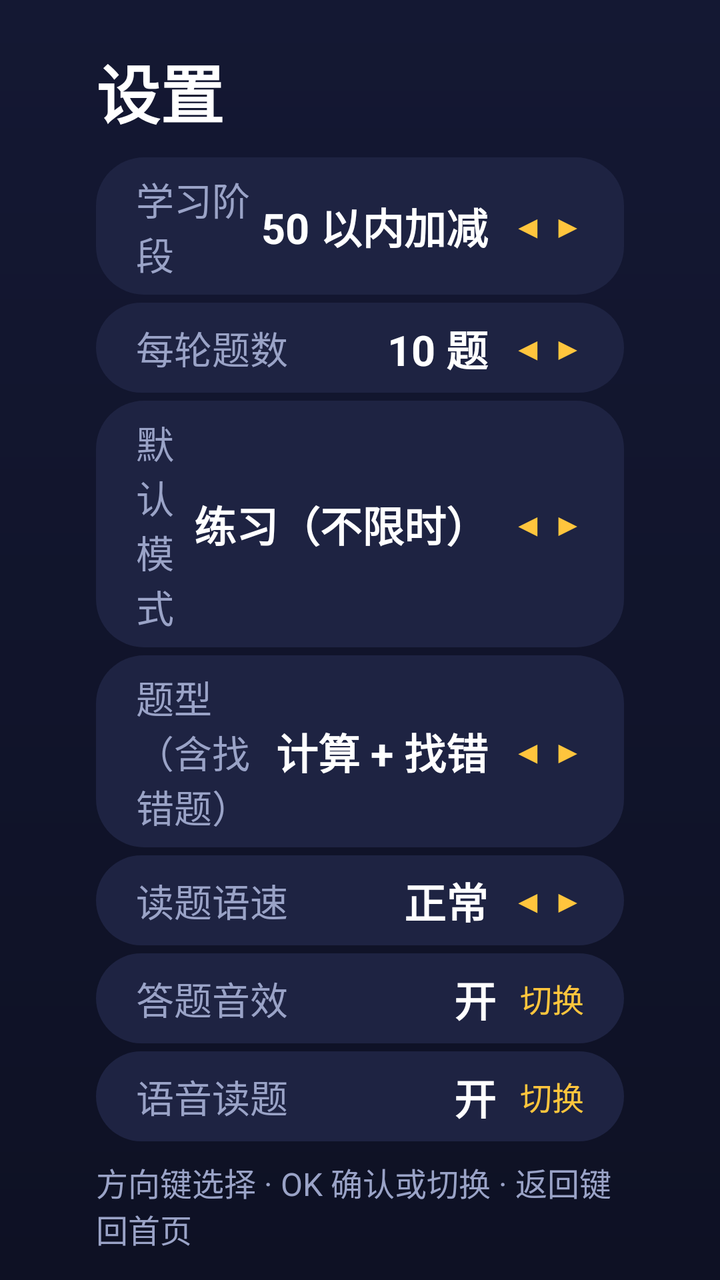
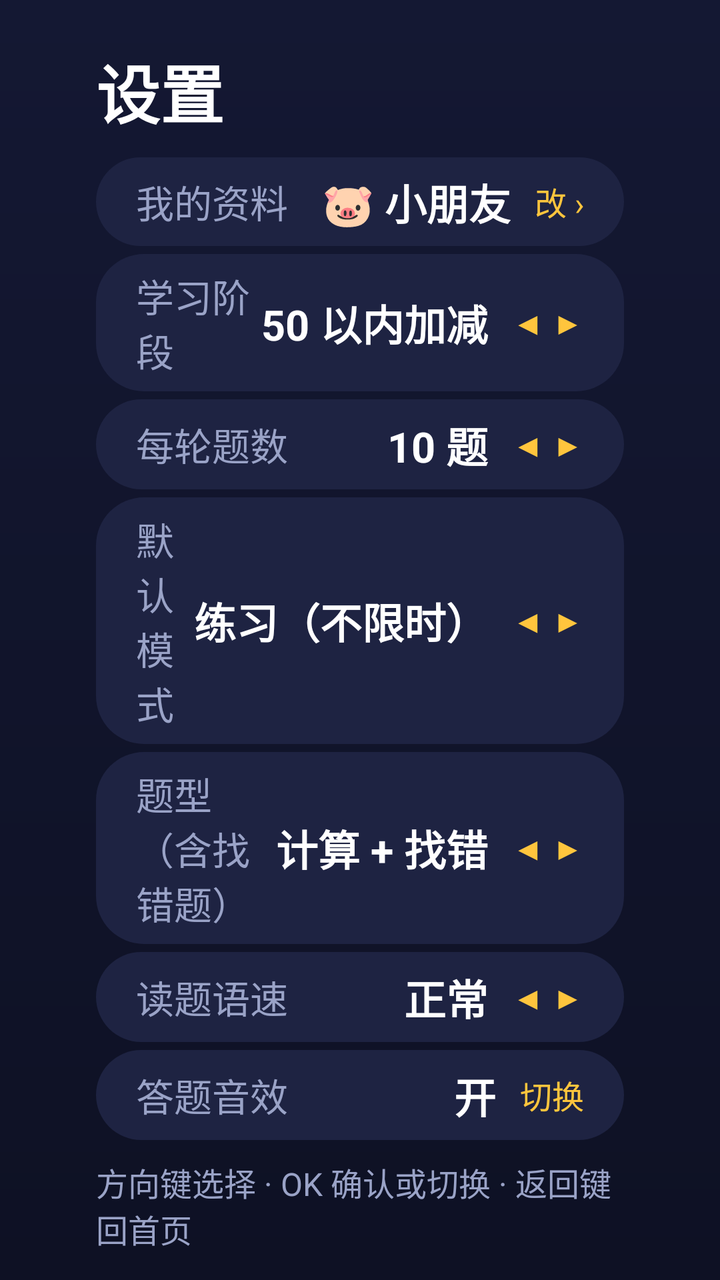

Before-and-after screenshots of an Android layout around one commit, followed by the original layout XML and the change that was made.
<!-- AndroidManifest.xml: application theme Theme.MathKing -->
<!-- res/layout/fragment_settings.xml -->
<?xml version="1.0" encoding="utf-8"?>
<LinearLayout xmlns:android="http://schemas.android.com/apk/res/android"
    android:layout_width="match_parent"
    android:layout_height="match_parent"
    android:background="@drawable/bg_page"
    android:orientation="vertical"
    android:paddingStart="48dp"
    android:paddingTop="22dp"
    android:paddingEnd="48dp"
    android:paddingBottom="14dp">

    <TextView
        android:layout_width="wrap_content"
        android:layout_height="wrap_content"
        android:text="设置"
        android:textColor="@color/text"
        android:textSize="32sp"
        android:textStyle="bold" />

    <ScrollView
        android:layout_width="match_parent"
        android:layout_height="0dp"
        android:layout_marginTop="10dp"
        android:layout_weight="1"
        android:scrollbars="none">

        <LinearLayout
            android:layout_width="match_parent"
            android:layout_height="wrap_content"
            android:orientation="vertical">

            <LinearLayout
                android:id="@+id/rowStage"
                style="@style/SettingRow">

                <TextView
                    style="@style/SettingLabel"
                    android:text="学习阶段" />

                <TextView
                    android:id="@+id/tvStage"
                    style="@style/SettingValue"
                    android:text="50 以内加减" />

                <TextView
                    style="@style/SettingArrow"
                    android:text="◀ ▶" />
            </LinearLayout>

            <LinearLayout
                android:id="@+id/rowCount"
                style="@style/SettingRow">

                <TextView
                    style="@style/SettingLabel"
                    android:text="每轮题数" />

                <TextView
                    android:id="@+id/tvCount"
                    style="@style/SettingValue"
                    android:text="10 题" />

                <TextView
                    style="@style/SettingArrow"
                    android:text="◀ ▶" />
            </LinearLayout>

            <LinearLayout
                android:id="@+id/rowMode"
                style="@style/SettingRow">

                <TextView
                    style="@style/SettingLabel"
                    android:text="默认模式" />

                <TextView
                    android:id="@+id/tvMode"
                    style="@style/SettingValue"
                    android:text="练习（不限时）" />

                <TextView
                    style="@style/SettingArrow"
                    android:text="◀ ▶" />
            </LinearLayout>

            <LinearLayout
                android:id="@+id/rowStyle"
                style="@style/SettingRow">

                <TextView
                    style="@style/SettingLabel"
                    android:text="题型（含找错题）" />

                <TextView
                    android:id="@+id/tvStyle"
                    style="@style/SettingValue"
                    android:text="计算 + 找错" />

                <TextView
                    style="@style/SettingArrow"
                    android:text="◀ ▶" />
            </LinearLayout>

            <LinearLayout
                android:id="@+id/rowSpeed"
                style="@style/SettingRow">

                <TextView
                    style="@style/SettingLabel"
                    android:text="读题语速" />

                <TextView
                    android:id="@+id/tvSpeed"
                    style="@style/SettingValue"
                    android:text="正常" />

                <TextView
                    style="@style/SettingArrow"
                    android:text="◀ ▶" />
            </LinearLayout>

            <LinearLayout
                android:id="@+id/rowSound"
                style="@style/SettingRow">

                <TextView
                    style="@style/SettingLabel"
                    android:text="答题音效" />

                <TextView
                    android:id="@+id/tvSound"
                    style="@style/SettingValue"
                    android:text="开" />

                <TextView
                    style="@style/SettingArrow"
                    android:text="切换" />
            </LinearLayout>

            <LinearLayout
                android:id="@+id/rowSpeak"
                style="@style/SettingRow">

                <TextView
                    style="@style/SettingLabel"
                    android:text="语音读题" />

                <TextView
                    android:id="@+id/tvSpeak"
                    style="@style/SettingValue"
                    android:text="开" />

                <TextView
                    style="@style/SettingArrow"
                    android:text="切换" />
            </LinearLayout>

            <LinearLayout
                android:id="@+id/rowUnlock"
                style="@style/SettingRow">

                <TextView
                    style="@style/SettingLabel"
                    android:text="解锁全部阶段" />

                <TextView
                    android:id="@+id/tvUnlock"
                    style="@style/SettingValue"
                    android:text="关" />

                <TextView
                    style="@style/SettingArrow"
                    android:text="切换" />
            </LinearLayout>

            <LinearLayout
                android:id="@+id/rowClear"
                style="@style/SettingRow">

                <TextView
                    style="@style/SettingLabel"
                    android:text="清空练习记录" />

                <TextView
                    android:id="@+id/tvClear"
                    style="@style/SettingValue"
                    android:text="OK 键确认" />

                <TextView
                    style="@style/SettingArrow"
                    android:text="⚠" />
            </LinearLayout>
        </LinearLayout>
    </ScrollView>

    <TextView
        android:id="@+id/tvTip"
        android:layout_width="match_parent"
        android:layout_height="wrap_content"
        android:layout_marginTop="6dp"
        android:text="方向键选择 · OK 确认或切换 · 返回键回首页"
        android:textColor="@color/text_dim"
        android:textSize="16sp" />
</LinearLayout>
<!-- resources referenced by this layout -->
<resources>
  <color name="text">#FFFFFF</color>
  <color name="text_dim">#9AA3C7</color>
  <!-- drawable bg_page (drawable) -->
  <?xml version="1.0" encoding="utf-8"?>
  <shape xmlns:android="http://schemas.android.com/apk/res/android" android:shape="rectangle">
      <gradient android:angle="270" android:startColor="#141833" android:endColor="#0E1124" />
  </shape>
  <style name="SettingArrow">
          <item name="android:layout_width">wrap_content</item>
          <item name="android:layout_height">wrap_content</item>
          <item name="android:layout_marginStart">12dp</item>
          <item name="android:textColor">@color/accent</item>
          <item name="android:textSize">16sp</item>
      </style>
  <style name="SettingLabel">
          <item name="android:layout_width">0dp</item>
          <item name="android:layout_height">wrap_content</item>
          <item name="android:layout_weight">1</item>
          <item name="android:textColor">@color/text_dim</item>
          <item name="android:textSize">19sp</item>
      </style>
  <style name="SettingRow">
          <item name="android:layout_width">match_parent</item>
          <item name="android:layout_height">wrap_content</item>
          <item name="android:layout_marginBottom">4dp</item>
          <item name="android:background">@drawable/selector_card</item>
          <item name="android:clickable">true</item>
          <item name="android:focusable">true</item>
          <item name="android:focusableInTouchMode">true</item>
          <item name="android:gravity">center_vertical</item>
          <item name="android:orientation">horizontal</item>
          <item name="android:paddingStart">20dp</item>
          <item name="android:paddingTop">7dp</item>
          <item name="android:paddingEnd">20dp</item>
          <item name="android:paddingBottom">7dp</item>
      </style>
  <style name="SettingValue">
          <item name="android:layout_width">wrap_content</item>
          <item name="android:layout_height">wrap_content</item>
          <item name="android:textColor">@color/text</item>
          <item name="android:textSize">21sp</item>
          <item name="android:textStyle">bold</item>
      </style>
  <style name="Theme.MathKing" parent="Theme.AppCompat.NoActionBar">
          <item name="android:windowBackground">@color/bg</item>
          <item name="android:colorAccent">@color/accent</item>
          <item name="android:textColorPrimary">@color/text</item>
          <item name="android:windowNoTitle">true</item>
          <item name="android:windowFullscreen">false</item>
      </style>
  <color name="accent">#FFC53D</color>
  <!-- drawable selector_card (drawable) -->
  <?xml version="1.0" encoding="utf-8"?>
  <selector xmlns:android="http://schemas.android.com/apk/res/android">
      <item android:state_focused="true" android:drawable="@drawable/bg_card_focus" />
      <item android:state_pressed="true" android:drawable="@drawable/bg_card_focus" />
      <item android:drawable="@drawable/bg_card" />
  </selector>
  <color name="bg">#0E1124</color>
  <!-- drawable bg_card_focus (drawable) -->
  <?xml version="1.0" encoding="utf-8"?>
  <shape xmlns:android="http://schemas.android.com/apk/res/android" android:shape="rectangle">
      <solid android:color="#38406F" />
      <stroke android:width="5dp" android:color="@color/accent" />
      <corners android:radius="24dp" />
  </shape>
  <!-- drawable bg_card (drawable) -->
  <?xml version="1.0" encoding="utf-8"?>
  <shape xmlns:android="http://schemas.android.com/apk/res/android" android:shape="rectangle">
      <solid android:color="@color/card" />
      <corners android:radius="24dp" />
  </shape>
  <color name="card">#1E2342</color>
</resources>

<!-- the commit's change to res/layout/fragment_settings.xml (unified diff, before → after) -->
@@ -30,6 +30,24 @@
             android:orientation="vertical">
 
             <LinearLayout
+                android:id="@+id/rowProfile"
+                style="@style/SettingRow">
+
+                <TextView
+                    style="@style/SettingLabel"
+                    android:text="我的资料" />
+
+                <TextView
+                    android:id="@+id/tvProfile"
+                    style="@style/SettingValue"
+                    android:text="🐷 小朋友" />
+
+                <TextView
+                    style="@style/SettingArrow"
+                    android:text="改 ›" />
+            </LinearLayout>
+
+            <LinearLayout
                 android:id="@+id/rowStage"
                 style="@style/SettingRow">
 
